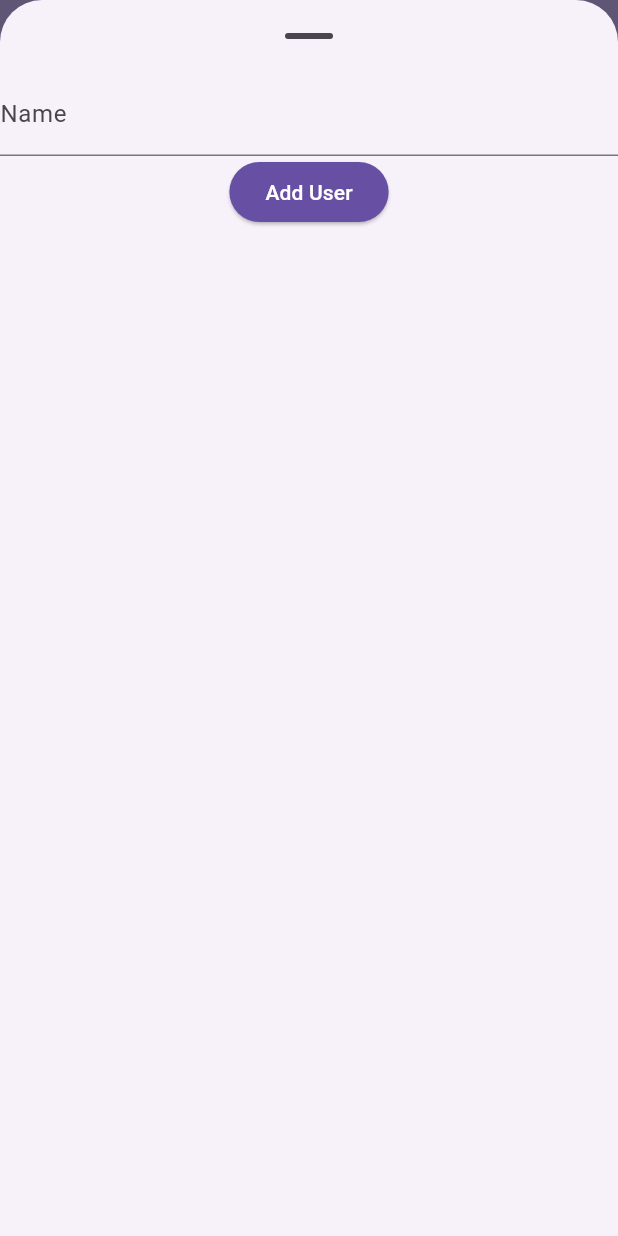
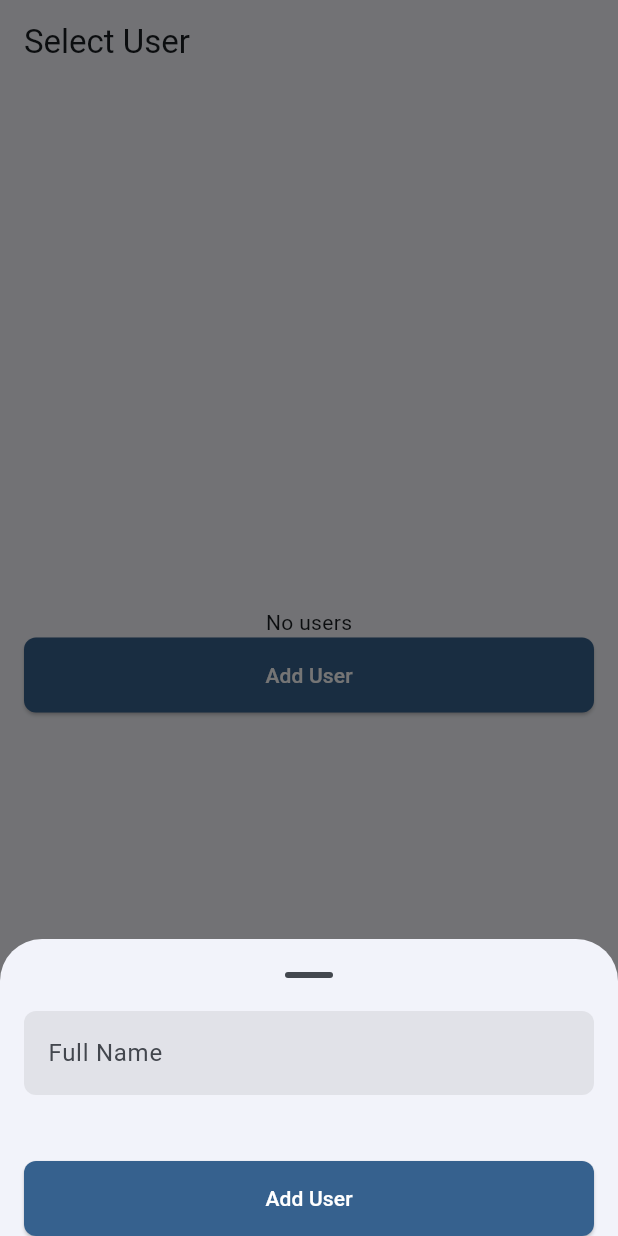
Before and after one commit to akhiljoseko/repalogic_technical_assignment, a Flutter app: the screen it shows after launch, after a tap on "Add User", on a phone screen of 412 x 824 dp. Run offline on Flutter 3.47's test engine with Material 3 defaults, Android fonts, the phone set to English and light mode, and no system bars; our stand-ins replace bloc, flutter_bloc, flutter_svg, freezed_annotation, go_router, hive_ce and 2 more; accounts and stored records are empty; generated files the repository leaves out were written again; statements that could not run were skipped.

Commit message:
feat(users): Add a new user

```diff
--- a/flutter_chat_app/lib/app/view/app.dart
+++ b/flutter_chat_app/lib/app/view/app.dart
@@ -1,5 +1,6 @@
 import 'package:flutter/material.dart';
 import 'package:flutter_chat_app/core/router/app_router.dart';
+import 'package:flutter_chat_app/core/theme/app_theme.dart';
 import 'package:flutter_chat_app/l10n/l10n.dart';
 
 class App extends StatelessWidget {
@@ -9,12 +10,7 @@ class App extends StatelessWidget {
   Widget build(BuildContext context) {
     return MaterialApp.router(
       routerConfig: appRouter,
-      theme: ThemeData(
-        appBarTheme: AppBarTheme(
-          backgroundColor: Theme.of(context).colorScheme.inversePrimary,
-        ),
-        useMaterial3: true,
-      ),
+      theme: AppTheme.light,
       localizationsDelegates: AppLocalizations.localizationsDelegates,
       supportedLocales: AppLocalizations.supportedLocales,
     );
--- a/flutter_chat_app/lib/modules/user_identity/data/data_sources/users_local_data_source.dart
+++ b/flutter_chat_app/lib/modules/user_identity/data/data_sources/users_local_data_source.dart
@@ -2,4 +2,6 @@ import 'package:flutter_chat_app/modules/user_identity/data/models/user_model.da
 
 abstract interface class UsersLocalDataSource {
   Future<List<UserModel>> getUsers();
+
+  Future<void> createUser(UserModel userModel);
 }
--- a/flutter_chat_app/lib/modules/user_identity/data/data_sources/users_local_data_source_impl.dart
+++ b/flutter_chat_app/lib/modules/user_identity/data/data_sources/users_local_data_source_impl.dart
@@ -11,4 +11,9 @@ class UsersLocalDataSourceImpl implements UsersLocalDataSource {
   Future<List<UserModel>> getUsers() async {
     return _usersDatabase.findAll();
   }
+
+  @override
+  Future<void> createUser(UserModel userModel) {
+    return _usersDatabase.insert(userModel.id, userModel);
+  }
 }
--- a/flutter_chat_app/lib/modules/user_identity/data/models/user_model.dart
+++ b/flutter_chat_app/lib/modules/user_identity/data/models/user_model.dart
@@ -14,6 +14,9 @@ sealed class UserModel with _$UserModel {
   factory UserModel.fromJson(Map<String, dynamic> json) =>
       _$UserModelFromJson(json);
 
+  factory UserModel.fromEntity(User user) =>
+      UserModel(id: user.id, name: user.name);
+
   UserModel._();
 
   User toEntity() => User(id: id, name: name);
--- a/flutter_chat_app/lib/modules/user_identity/domain/repositories/users_repository.dart
+++ b/flutter_chat_app/lib/modules/user_identity/domain/repositories/users_repository.dart
@@ -3,4 +3,6 @@ import 'package:flutter_chat_app/modules/user_identity/domain/entities/user.dart
 
 abstract interface class UsersRepository {
   Future<Result<List<User>>> getUsers();
+
+  Future<Result<User>> createUser({required String name});
 }
--- a/flutter_chat_app/lib/modules/user_identity/presentation/add_user/add_user_bottom_sheet.dart
+++ b/flutter_chat_app/lib/modules/user_identity/presentation/add_user/add_user_bottom_sheet.dart
@@ -1,8 +1,11 @@
 import 'package:flutter/material.dart';
-import 'package:flutter/widgets.dart';
+import 'package:flutter_bloc/flutter_bloc.dart';
 import 'package:flutter_chat_app/core/utils/form_validators.dart';
 import 'package:flutter_chat_app/l10n/l10n.dart';
+import 'package:flutter_chat_app/modules/user_identity/presentation/add_user/cubit/add_user_cubit.dart';
 import 'package:flutter_chat_app/shared/widgets/primary_button.dart';
+import 'package:flutter_chat_app/shared/widgets/screen_padding.dart';
+import 'package:flutter_chat_app/shared/widgets/spacing.dart';
 
 class AddUserBottomSheet extends StatefulWidget {
   const AddUserBottomSheet({super.key});
@@ -12,22 +15,68 @@ class AddUserBottomSheet extends StatefulWidget {
 }
 
 class _AddUserBottomSheetState extends State<AddUserBottomSheet> {
+  late final TextEditingController _nameController;
+
+  @override
+  void initState() {
+    super.initState();
+    _nameController = TextEditingController();
+  }
+
+  @override
+  void dispose() {
+    _nameController.dispose();
+    super.dispose();
+  }
+
   @override
   Widget build(BuildContext context) {
-    return Column(
+    return BlocListener<AddUserCubit, AddUserState>(
+      listener: (context, state) {
+        if (state is AddUserSuccess) {
+          Navigator.pop(context, true);
+          return;
+        }
+        if (state is AddUserError) {
+          ScaffoldMessenger.of(context).showSnackBar(
+            SnackBar(content: Text(state.error.localize(context.l10n))),
+          );
+          return;
+        }
+      },
+      child: SafeArea(
+        child: ScreenHorizontalPadding(
+          child: Column(
+            mainAxisSize: .min,
             children: [
               TextFormField(
+                controller: _nameController,
                 decoration: const InputDecoration(
-            labelText: 'Name',
+                  hintText: 'Full Name',
+                  helperText: '',
                 ),
-          validator: (value) =>
-              FormValidators.validateRequired(value, 'Full Name', context.l10n),
+                validator: (value) => FormValidators.validateRequired(
+                  value,
+                  'Full Name',
+                  context.l10n,
                 ),
-        PrimaryButton(
+              ),
+              const Vspace(24),
+              SizedBox(
+                width: double.maxFinite,
+                child: PrimaryButton(
                   buttonLabel: 'Add User',
-          onPressed: () {},
+                  onPressed: () {
+                    context.read<AddUserCubit>().addUser(
+                      name: _nameController.text.trim(),
+                    );
+                  },
+                ),
               ),
             ],
+          ),
+        ),
+      ),
     );
   }
 }
--- /dev/null
+++ b/flutter_chat_app/lib/modules/user_identity/presentation/add_user/cubit/add_user_cubit.dart
@@ -0,0 +1,29 @@
+import 'package:bloc/bloc.dart';
+import 'package:flutter_chat_app/core/exceptions/app_exception.dart';
+import 'package:flutter_chat_app/core/utils/result.dart';
+import 'package:flutter_chat_app/modules/user_identity/domain/entities/user.dart';
+import 'package:flutter_chat_app/modules/user_identity/domain/repositories/users_repository.dart';
+import 'package:freezed_annotation/freezed_annotation.dart';
+
+part 'add_user_state.dart';
+part 'add_user_cubit.freezed.dart';
+
+class AddUserCubit extends Cubit<AddUserState> {
+  AddUserCubit({required UsersRepository usersRepository})
+    : _usersRepository = usersRepository,
+      super(const AddUserState.initial());
+
+  final UsersRepository _usersRepository;
+
+  Future<void> addUser({required String name}) async {
+    emit(const AddUserState.loading());
+    final addUserResult = await _usersRepository.createUser(name: name);
+
+    switch (addUserResult) {
+      case Ok<User>():
+        emit(const AddUserState.success());
+      case Error<User>():
+        emit(AddUserState.error(addUserResult.error));
+    }
+  }
+}
--- /dev/null
+++ b/flutter_chat_app/lib/modules/user_identity/presentation/add_user/cubit/add_user_state.dart
@@ -0,0 +1,9 @@
+part of 'add_user_cubit.dart';
+
+@freezed
+class AddUserState with _$AddUserState {
+  const factory AddUserState.initial() = _Initial;
+  const factory AddUserState.loading() = _Loading;
+  const factory AddUserState.success() = AddUserSuccess;
+  const factory AddUserState.error(AppException error) = AddUserError;
+}
--- a/flutter_chat_app/lib/modules/user_identity/presentation/user_selection/layouts/user_selection_compact_layout.dart
+++ b/flutter_chat_app/lib/modules/user_identity/presentation/user_selection/layouts/user_selection_compact_layout.dart
@@ -3,6 +3,7 @@ import 'package:flutter_bloc/flutter_bloc.dart';
 import 'package:flutter_chat_app/l10n/l10n.dart';
 import 'package:flutter_chat_app/modules/user_identity/presentation/user_selection/cubit/user_selection_cubit.dart';
 import 'package:flutter_chat_app/modules/user_identity/presentation/user_selection/widgets/users_list.dart';
+import 'package:flutter_chat_app/shared/widgets/screen_padding.dart';
 
 class UserSelectionCompactLayout extends StatelessWidget {
   const UserSelectionCompactLayout({super.key});
@@ -13,7 +14,8 @@ class UserSelectionCompactLayout extends StatelessWidget {
       appBar: AppBar(
         title: const Text('Select User'),
       ),
-      body: BlocBuilder<UserSelectionCubit, UserSelectionState>(
+      body: ScreenHorizontalPadding(
+        child: BlocBuilder<UserSelectionCubit, UserSelectionState>(
           builder: (context, state) {
             switch (state) {
               case UsersLoading():
@@ -32,6 +34,7 @@ class UserSelectionCompactLayout extends StatelessWidget {
             }
           },
         ),
+      ),
     );
   }
 }
--- a/flutter_chat_app/lib/modules/user_identity/presentation/user_selection/widgets/users_list.dart
+++ b/flutter_chat_app/lib/modules/user_identity/presentation/user_selection/widgets/users_list.dart
@@ -1,9 +1,14 @@
 import 'package:flutter/material.dart';
 import 'package:flutter_bloc/flutter_bloc.dart';
+import 'package:flutter_chat_app/core/router/app_routes.dart';
 import 'package:flutter_chat_app/modules/user_identity/domain/entities/user.dart';
+import 'package:flutter_chat_app/modules/user_identity/domain/repositories/users_repository.dart';
 import 'package:flutter_chat_app/modules/user_identity/presentation/add_user/add_user_bottom_sheet.dart';
+import 'package:flutter_chat_app/modules/user_identity/presentation/add_user/cubit/add_user_cubit.dart';
 import 'package:flutter_chat_app/modules/user_identity/presentation/cubit/active_user_cubit.dart';
+import 'package:flutter_chat_app/modules/user_identity/presentation/user_selection/cubit/user_selection_cubit.dart';
 import 'package:flutter_chat_app/shared/widgets/primary_button.dart';
+import 'package:go_router/go_router.dart';
 
 class UsersList extends StatelessWidget {
   const UsersList({required this.users, super.key});
@@ -15,6 +20,7 @@ class UsersList extends StatelessWidget {
     if (users.isEmpty) {
       return Center(
         child: Column(
+          mainAxisAlignment: .center,
           children: [
             const Text('No users'),
 
@@ -31,27 +37,37 @@ class UsersList extends StatelessWidget {
     return ListView.builder(
       itemCount: users.length,
       itemBuilder: (context, index) {
+        final user = users[index];
         return ListTile(
           onTap: () {
             context.read<ActiveUserCubit>().setActiveUser(users[index]);
+            context.go(const ConversationsRoute().location);
           },
           leading: CircleAvatar(
-            child: Text(users[index].name[0]),
+            child: Text(user.name[0]),
           ),
-          title: Text(users[index].name),
+          title: Text(user.name),
         );
       },
     );
   }
 
-  void _showAddUserBottomSheet(BuildContext context) {
-    showModalBottomSheet<void>(
+  Future<void> _showAddUserBottomSheet(BuildContext context) async {
+    final isUserAdded = await showModalBottomSheet<bool?>(
       context: context,
       showDragHandle: true,
       isScrollControlled: true,
       builder: (context) {
-        return const AddUserBottomSheet();
+        return BlocProvider(
+          create: (context) => AddUserCubit(
+            usersRepository: context.read<UsersRepository>(),
+          ),
+          child: const AddUserBottomSheet(),
+        );
       },
     );
+    if ((isUserAdded ?? false) && context.mounted) {
+      final _ = context.read<UserSelectionCubit>().loadUsers();
+    }
   }
 }
--- a/flutter_chat_app/pubspec.yaml
+++ b/flutter_chat_app/pubspec.yaml
@@ -4,7 +4,7 @@ version: 1.0.0+1
 publish_to: none
 
 environment:
-  sdk: ^3.9.0
+  sdk: ^3.10.0
   flutter: ^3.35.0
 
 dependencies:
@@ -20,6 +20,7 @@ dependencies:
   hive_ce_flutter: ^2.3.4
   intl: ^0.20.2
   json_annotation: ^4.9.0
+  uuid: ^4.5.2
 
 dev_dependencies:
   bloc_test: ^10.0.0
```
Also changed, not shown: flutter_chat_app/lib/modules/user_identity/data/repositories/users_repository_impl.dart (+24 -0 lines), flutter_chat_app/lib/modules/user_identity/presentation/add_user/cubit/add_user_cubit.freezed.dart (added), flutter_chat_app/lib/services/hive/hive_registrar.g.dart, flutter_chat_app/pubspec.lock. Lines whose indentation alone changed are shown as unchanged.
